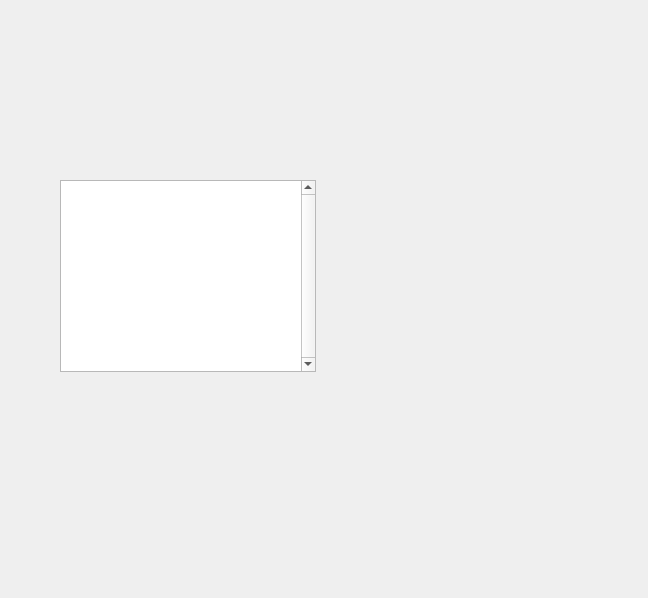
epcpower/st, file epyqlib/txrxview.ui: the form before one commit.
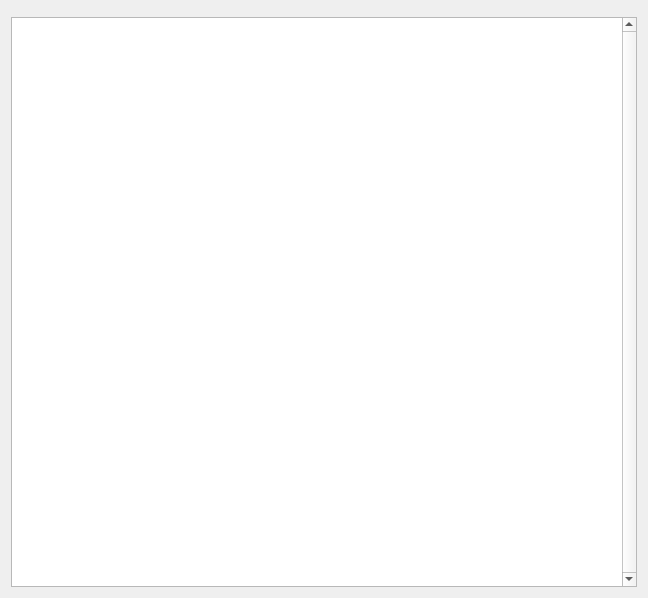
The form after the commit. Custom widgets are drawn as their Qt base class.

Commit message:
Apply search box to tx/rx widgets
Ref T703
Ref T704

The edit to the form file:
```diff
--- a/epyqlib/txrxview.ui
+++ b/epyqlib/txrxview.ui
@@ -13,15 +13,12 @@
   <property name="windowTitle">
    <string>Form</string>
   </property>
+  <layout class="QVBoxLayout" name="verticalLayout">
+   <item>
+    <widget class="SearchBox" name="searchbox" />
+   </item>
+   <item>
   <widget class="QTreeView" name="tree_view">
-   <property name="geometry">
-    <rect>
-     <x>60</x>
-     <y>180</y>
-     <width>256</width>
-     <height>192</height>
-    </rect>
-   </property>
    <property name="verticalScrollBarPolicy">
     <enum>Qt::ScrollBarAlwaysOn</enum>
    </property>
@@ -32,7 +29,16 @@
     <bool>true</bool>
    </property>
   </widget>
+   </item>
+  </layout>
  </widget>
+ <customwidgets>
+  <customwidget>
+   <class>SearchBox</class>
+   <extends>QWidget</extends>
+   <header>epyqlib.searchbox</header>
+  </customwidget>
+ </customwidgets>
  <resources/>
  <connections/>
 </ui>
```
Lines whose indentation alone changed are shown as unchanged. The commit also changes 6 other files.
